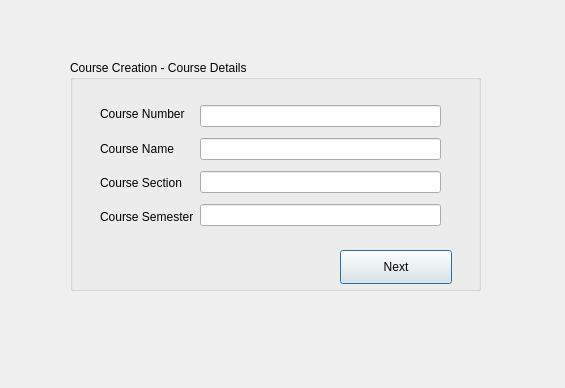
Above: src/CourseCreationFirst.ui from meeksjt/SuperTeacherGradebook499 before the change. Below: the same form after it.
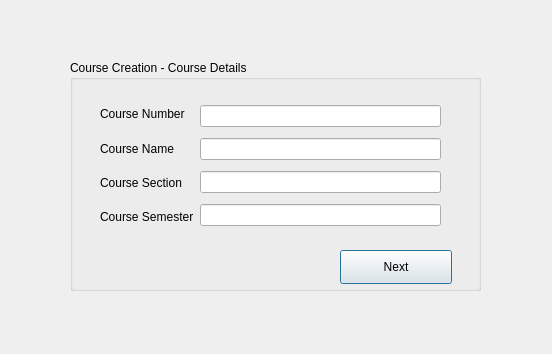
That is the form after the change.

Patch:
```diff
--- a/src/CourseCreationFirst.ui
+++ b/src/CourseCreationFirst.ui
@@ -6,8 +6,8 @@
    <rect>
     <x>0</x>
     <y>0</y>
-    <width>565</width>
-    <height>388</height>
+    <width>552</width>
+    <height>354</height>
    </rect>
   </property>
   <property name="windowTitle">
```
